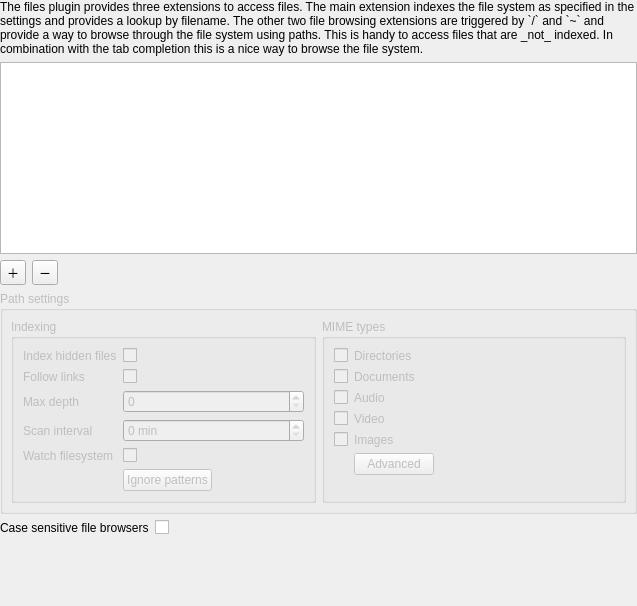
Old version of the form files/src/configwidget.ui in the repository albertlauncher/plugins.
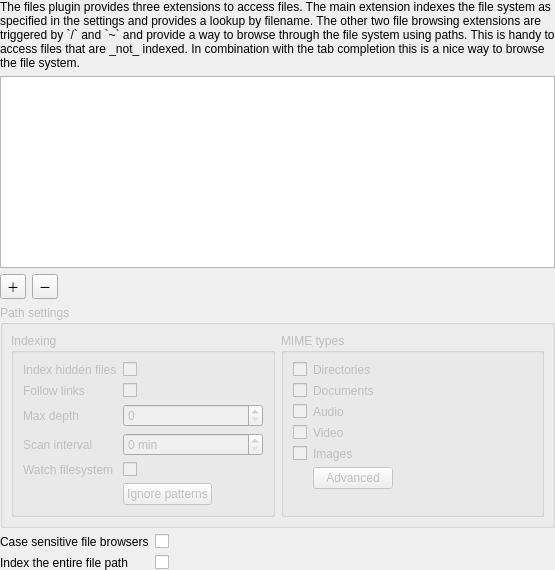
New version of the form.

Commit message:
[files:9.0] Add option "index file path"
Also fix persistence for option "case senstive file browsers"

Patch:
```diff
--- a/files/src/configwidget.ui
+++ b/files/src/configwidget.ui
@@ -2,14 +2,6 @@
 <ui version="4.0">
  <class>ConfigWidget</class>
  <widget class="QWidget" name="ConfigWidget">
-  <property name="geometry">
-   <rect>
-    <x>0</x>
-    <y>0</y>
-    <width>637</width>
-    <height>606</height>
-   </rect>
-  </property>
   <layout class="QVBoxLayout" name="verticalLayout_2">
    <property name="leftMargin">
     <number>0</number>
@@ -329,7 +321,31 @@
       </widget>
      </item>
      <item row="0" column="1">
-      <widget class="QCheckBox" name="checkBox_fsBrowsersCaseSensitive"/>
+      <widget class="QCheckBox" name="checkBox_fsBrowsersCaseSensitive">
+       <property name="sizePolicy">
+        <sizepolicy hsizetype="Fixed" vsizetype="Fixed">
+         <horstretch>0</horstretch>
+         <verstretch>0</verstretch>
+        </sizepolicy>
+       </property>
+      </widget>
+     </item>
+     <item row="1" column="0">
+      <widget class="QLabel" name="label_indexFilePath">
+       <property name="text">
+        <string>Index the entire file path</string>
+       </property>
+      </widget>
+     </item>
+     <item row="1" column="1">
+      <widget class="QCheckBox" name="checkbox_indexFilePath">
+       <property name="sizePolicy">
+        <sizepolicy hsizetype="Fixed" vsizetype="Fixed">
+         <horstretch>0</horstretch>
+         <verstretch>0</verstretch>
+        </sizepolicy>
+       </property>
+      </widget>
      </item>
     </layout>
    </item>
```
Left out of the diff: 4 changed lines with no effect on the pictures. The commit also changes 6 other files.
